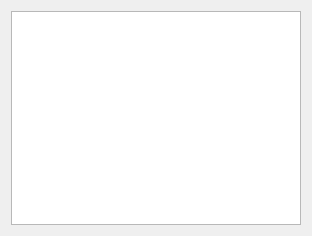
Qt form ui/stats_view.ui (SchrodingersGat/lumberjack) before a commit.
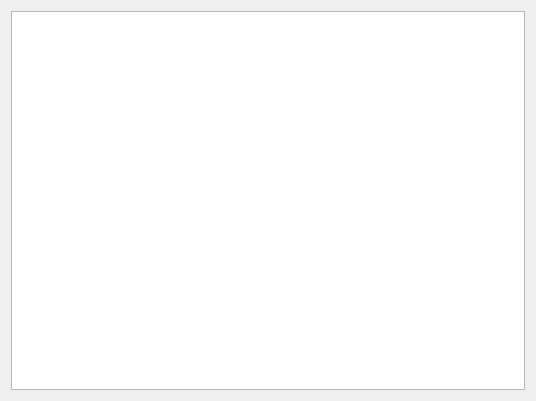
The same form after that commit.

Commit message: Add headers for stats table

Diff of the .ui file:
```diff
--- a/ui/stats_view.ui
+++ b/ui/stats_view.ui
@@ -6,8 +6,8 @@
    <rect>
     <x>0</x>
     <y>0</y>
-    <width>312</width>
-    <height>236</height>
+    <width>536</width>
+    <height>401</height>
    </rect>
   </property>
   <property name="windowTitle">
@@ -15,7 +15,7 @@
   </property>
   <layout class="QGridLayout" name="gridLayout">
    <item row="0" column="0">
-    <widget class="QTableView" name="table"/>
+    <widget class="QTableWidget" name="statsTable"/>
    </item>
   </layout>
  </widget>
```
The commit also changes 3 other files.
